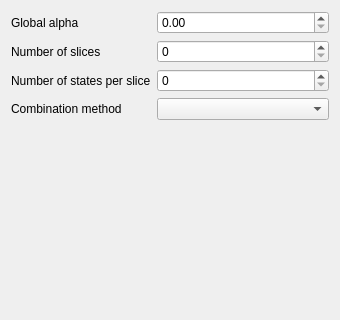
Before: the Qt Designer form smoke/view/slicestab.ui in bvanloon/Scientific-Visualization, drawn with Qt 5; both pictures show x 0 to 340 and y 0 to 320 of the 340 by 907 pixel window.
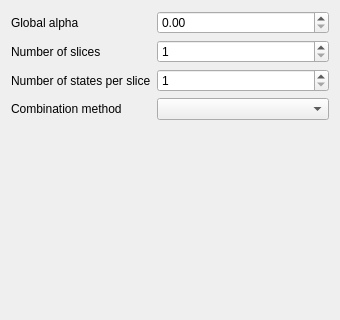
After: the same form once the commit is applied.

Commit message: Limit the ranges of the number of slices.

Patch:
```diff
--- a/smoke/view/slicestab.ui
+++ b/smoke/view/slicestab.ui
@@ -47,7 +47,14 @@
       </widget>
      </item>
      <item row="1" column="1">
-      <widget class="QSpinBox" name="numberOfSlicesSpinBox"/>
+      <widget class="QSpinBox" name="numberOfSlicesSpinBox">
+       <property name="minimum">
+        <number>1</number>
+       </property>
+       <property name="maximum">
+        <number>100</number>
+       </property>
+      </widget>
      </item>
      <item row="2" column="0">
       <widget class="QLabel" name="numberOfStatesLabel">
@@ -57,7 +64,14 @@
       </widget>
      </item>
      <item row="2" column="1">
-      <widget class="QSpinBox" name="numberOfStatesSpinBox"/>
+      <widget class="QSpinBox" name="numberOfStatesSpinBox">
+       <property name="minimum">
+        <number>1</number>
+       </property>
+       <property name="maximum">
+        <number>100</number>
+       </property>
+      </widget>
      </item>
      <item row="3" column="0">
       <widget class="QLabel" name="combinationMethodLabel">
```
